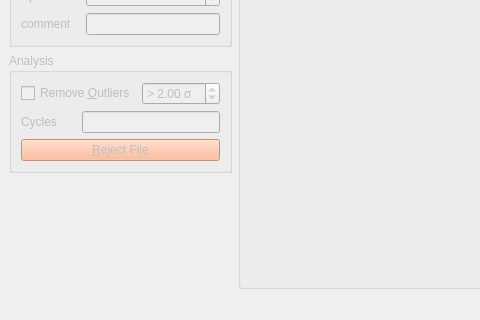
Before: the Qt Designer form TorqueAnalyzer/ui_mainwindow.ui in MarinManuel/TorqueMeter, drawn with Qt 5; both pictures show x 0 to 480 and y 291 to 611 of the 800 by 611 pixel window.
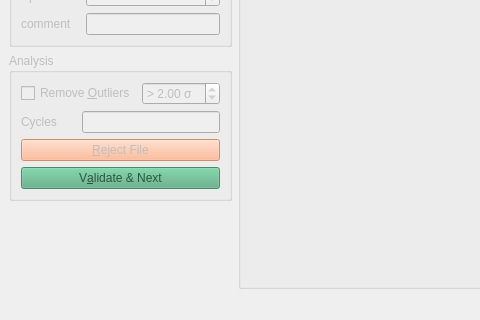
After: the same form once the commit is applied. Icons and pictures are not drawn.

Commit message: added validation button

```diff
--- a/TorqueAnalyzer/ui_mainwindow.ui
+++ b/TorqueAnalyzer/ui_mainwindow.ui
@@ -205,6 +205,13 @@
           <string>Analysis</string>
          </property>
          <layout class="QGridLayout" name="gridLayout_2">
+          <item row="1" column="1" colspan="2">
+           <widget class="QLineEdit" name="cyclesToKeepEdit">
+            <property name="readOnly">
+             <bool>true</bool>
+            </property>
+           </widget>
+          </item>
           <item row="1" column="0">
            <widget class="QLabel" name="label_9">
             <property name="text">
@@ -222,32 +229,6 @@
             </property>
            </widget>
           </item>
-          <item row="1" column="1" colspan="2">
-           <widget class="QLineEdit" name="cyclesToKeepEdit">
-            <property name="readOnly">
-             <bool>true</bool>
-            </property>
-           </widget>
-          </item>
-          <item row="0" column="2">
-           <widget class="QDoubleSpinBox" name="outlierThresholdSpinBox">
-            <property name="enabled">
-             <bool>false</bool>
-            </property>
-            <property name="prefix">
-             <string>&gt; </string>
-            </property>
-            <property name="suffix">
-             <string> σ</string>
-            </property>
-            <property name="decimals">
-             <number>2</number>
-            </property>
-            <property name="value">
-             <double>2.000000000000000</double>
-            </property>
-           </widget>
-          </item>
           <item row="2" column="0" colspan="3">
            <widget class="QPushButton" name="rejectFileButton">
             <property name="styleSheet">
@@ -271,6 +252,504 @@
             </property>
            </widget>
           </item>
+          <item row="0" column="2">
+           <widget class="QDoubleSpinBox" name="outlierThresholdSpinBox">
+            <property name="enabled">
+             <bool>false</bool>
+            </property>
+            <property name="prefix">
+             <string>&gt; </string>
+            </property>
+            <property name="suffix">
+             <string> σ</string>
+            </property>
+            <property name="decimals">
+             <number>2</number>
+            </property>
+            <property name="value">
+             <double>2.000000000000000</double>
+            </property>
+           </widget>
+          </item>
+          <item row="3" column="0" colspan="3">
+           <widget class="QPushButton" name="validateButton">
+            <property name="enabled">
+             <bool>false</bool>
+            </property>
+            <property name="palette">
+             <palette>
+              <active>
+               <colorrole role="WindowText">
+                <brush brushstyle="SolidPattern">
+                 <color alpha="255">
+                  <red>0</red>
+                  <green>0</green>
+                  <blue>0</blue>
+                 </color>
+                </brush>
+               </colorrole>
+               <colorrole role="Button">
+                <brush brushstyle="SolidPattern">
+                 <color alpha="255">
+                  <red>85</red>
+                  <green>170</green>
+                  <blue>127</blue>
+                 </color>
+                </brush>
+               </colorrole>
+               <colorrole role="Light">
+                <brush brushstyle="SolidPattern">
+                 <color alpha="255">
+                  <red>127</red>
+                  <green>255</green>
+                  <blue>191</blue>
+                 </color>
+                </brush>
+               </colorrole>
+               <colorrole role="Midlight">
+                <brush brushstyle="SolidPattern">
+                 <color alpha="255">
+                  <red>106</red>
+                  <green>212</green>
+                  <blue>159</blue>
+                 </color>
+                </brush>
+               </colorrole>
+               <colorrole role="Dark">
+                <brush brushstyle="SolidPattern">
+                 <color alpha="255">
+                  <red>42</red>
+                  <green>85</green>
+                  <blue>64</blue>
+                 </color>
+                </brush>
+               </colorrole>
+               <colorrole role="Mid">
+                <brush brushstyle="SolidPattern">
+                 <color alpha="255">
+                  <red>57</red>
+                  <green>113</green>
+                  <blue>85</blue>
+                 </color>
+                </brush>
+               </colorrole>
+               <colorrole role="Text">
+                <brush brushstyle="SolidPattern">
+                 <color alpha="255">
+                  <red>0</red>
+                  <green>0</green>
+                  <blue>0</blue>
+                 </color>
+                </brush>
+               </colorrole>
+               <colorrole role="BrightText">
+                <brush brushstyle="SolidPattern">
+                 <color alpha="255">
+                  <red>255</red>
+                  <green>255</green>
+                  <blue>255</blue>
+                 </color>
+                </brush>
+               </colorrole>
+               <colorrole role="ButtonText">
+                <brush brushstyle="SolidPattern">
+                 <color alpha="255">
+                  <red>0</red>
+                  <green>0</green>
+                  <blue>0</blue>
+                 </color>
+                </brush>
+               </colorrole>
+               <colorrole role="Base">
+                <brush brushstyle="SolidPattern">
+                 <color alpha="255">
+                  <red>255</red>
+                  <green>255</green>
+                  <blue>255</blue>
+                 </color>
+                </brush>
+               </colorrole>
+               <colorrole role="Window">
+                <brush brushstyle="SolidPattern">
+                 <color alpha="255">
+                  <red>85</red>
+                  <green>170</green>
+                  <blue>127</blue>
+                 </color>
+                </brush>
+               </colorrole>
+               <colorrole role="Shadow">
+                <brush brushstyle="SolidPattern">
+                 <color alpha="255">
+                  <red>0</red>
+                  <green>0</green>
+                  <blue>0</blue>
+                 </color>
+                </brush>
+               </colorrole>
+               <colorrole role="AlternateBase">
+                <brush brushstyle="SolidPattern">
+                 <color alpha="255">
+                  <red>170</red>
+                  <green>212</green>
+                  <blue>191</blue>
+                 </color>
+                </brush>
+               </colorrole>
+               <colorrole role="ToolTipBase">
+                <brush brushstyle="SolidPattern">
+                 <color alpha="255">
+                  <red>255</red>
+                  <green>255</green>
+                  <blue>220</blue>
+                 </color>
+                </brush>
+               </colorrole>
+               <colorrole role="ToolTipText">
+                <brush brushstyle="SolidPattern">
+                 <color alpha="255">
+                  <red>0</red>
+                  <green>0</green>
+                  <blue>0</blue>
+                 </color>
+                </brush>
+               </colorrole>
+               <colorrole role="PlaceholderText">
+                <brush brushstyle="SolidPattern">
+                 <color alpha="127">
+                  <red>0</red>
+                  <green>0</green>
+                  <blue>0</blue>
+                 </color>
+                </brush>
+               </colorrole>
+               <colorrole role="Accent">
+                <brush brushstyle="SolidPattern">
+                 <color alpha="255">
+                  <red>255</red>
+                  <green>255</green>
+                  <blue>255</blue>
+                 </color>
+                </brush>
+               </colorrole>
+              </active>
+              <inactive>
+               <colorrole role="WindowText">
+                <brush brushstyle="SolidPattern">
+                 <color alpha="255">
+                  <red>0</red>
+                  <green>0</green>
+                  <blue>0</blue>
+                 </color>
+                </brush>
+               </colorrole>
+               <colorrole role="Button">
+                <brush brushstyle="SolidPattern">
+                 <color alpha="255">
+                  <red>85</red>
+                  <green>170</green>
+                  <blue>127</blue>
+                 </color>
+                </brush>
+               </colorrole>
+               <colorrole role="Light">
+                <brush brushstyle="SolidPattern">
+                 <color alpha="255">
+                  <red>127</red>
+                  <green>255</green>
+                  <blue>191</blue>
+                 </color>
+                </brush>
+               </colorrole>
+               <colorrole role="Midlight">
+                <brush brushstyle="SolidPattern">
+                 <color alpha="255">
+                  <red>106</red>
+                  <green>212</green>
+                  <blue>159</blue>
+                 </color>
+                </brush>
+               </colorrole>
+               <colorrole role="Dark">
+                <brush brushstyle="SolidPattern">
+                 <color alpha="255">
+                  <red>42</red>
+                  <green>85</green>
+                  <blue>64</blue>
+                 </color>
+                </brush>
+               </colorrole>
+               <colorrole role="Mid">
+                <brush brushstyle="SolidPattern">
+                 <color alpha="255">
+                  <red>57</red>
+                  <green>113</green>
+                  <blue>85</blue>
+                 </color>
+                </brush>
+               </colorrole>
+               <colorrole role="Text">
+                <brush brushstyle="SolidPattern">
+                 <color alpha="255">
+                  <red>0</red>
+                  <green>0</green>
+                  <blue>0</blue>
+                 </color>
+                </brush>
+               </colorrole>
+               <colorrole role="BrightText">
+                <brush brushstyle="SolidPattern">
+                 <color alpha="255">
+                  <red>255</red>
+                  <green>255</green>
+                  <blue>255</blue>
+                 </color>
+                </brush>
+               </colorrole>
+               <colorrole role="ButtonText">
+                <brush brushstyle="SolidPattern">
+                 <color alpha="255">
+                  <red>0</red>
+                  <green>0</green>
+                  <blue>0</blue>
+                 </color>
+                </brush>
+               </colorrole>
+               <colorrole role="Base">
+                <brush brushstyle="SolidPattern">
+                 <color alpha="255">
+                  <red>255</red>
+                  <green>255</green>
+                  <blue>255</blue>
+                 </color>
+                </brush>
+               </colorrole>
+               <colorrole role="Window">
+                <brush brushstyle="SolidPattern">
+                 <color alpha="255">
+                  <red>85</red>
+                  <green>170</green>
+                  <blue>127</blue>
+                 </color>
+                </brush>
+               </colorrole>
+               <colorrole role="Shadow">
+                <brush brushstyle="SolidPattern">
+                 <color alpha="255">
+                  <red>0</red>
+                  <green>0</green>
+                  <blue>0</blue>
+                 </color>
+                </brush>
+               </colorrole>
+               <colorrole role="AlternateBase">
+                <brush brushstyle="SolidPattern">
+                 <color alpha="255">
+                  <red>170</red>
+                  <green>212</green>
+                  <blue>191</blue>
+                 </color>
+                </brush>
+               </colorrole>
+               <colorrole role="ToolTipBase">
+                <brush brushstyle="SolidPattern">
+                 <color alpha="255">
+                  <red>255</red>
+                  <green>255</green>
+                  <blue>220</blue>
+                 </color>
+                </brush>
+               </colorrole>
+               <colorrole role="ToolTipText">
+                <brush brushstyle="SolidPattern">
+                 <color alpha="255">
+                  <red>0</red>
+                  <green>0</green>
+                  <blue>0</blue>
+                 </color>
+                </brush>
+               </colorrole>
+               <colorrole role="PlaceholderText">
+                <brush brushstyle="SolidPattern">
+                 <color alpha="127">
+                  <red>0</red>
+                  <green>0</green>
+                  <blue>0</blue>
+                 </color>
+                </brush>
+               </colorrole>
+               <colorrole role="Accent">
+                <brush brushstyle="SolidPattern">
+                 <color alpha="255">
+                  <red>255</red>
+                  <green>255</green>
+                  <blue>255</blue>
+                 </color>
+                </brush>
+               </colorrole>
+              </inactive>
+              <disabled>
+               <colorrole role="WindowText">
+                <brush brushstyle="SolidPattern">
+                 <color alpha="255">
+                  <red>42</red>
+                  <green>85</green>
+                  <blue>64</blue>
+                 </color>
+                </brush>
+               </colorrole>
+               <colorrole role="Button">
+                <brush brushstyle="SolidPattern">
+                 <color alpha="255">
+                  <red>85</red>
+                  <green>170</green>
+                  <blue>127</blue>
+                 </color>
+                </brush>
+               </colorrole>
+               <colorrole role="Light">
+                <brush brushstyle="SolidPattern">
+                 <color alpha="255">
+                  <red>127</red>
+                  <green>255</green>
+                  <blue>191</blue>
+                 </color>
+                </brush>
+               </colorrole>
+               <colorrole role="Midlight">
+                <brush brushstyle="SolidPattern">
+                 <color alpha="255">
+                  <red>106</red>
+                  <green>212</green>
+                  <blue>159</blue>
+                 </color>
+                </brush>
+               </colorrole>
+               <colorrole role="Dark">
+                <brush brushstyle="SolidPattern">
+                 <color alpha="255">
+                  <red>42</red>
+                  <green>85</green>
+                  <blue>64</blue>
+                 </color>
+                </brush>
+               </colorrole>
+               <colorrole role="Mid">
+                <brush brushstyle="SolidPattern">
+                 <color alpha="255">
+                  <red>57</red>
+                  <green>113</green>
+                  <blue>85</blue>
+                 </color>
+                </brush>
+               </colorrole>
+               <colorrole role="Text">
+                <brush brushstyle="SolidPattern">
+                 <color alpha="255">
+                  <red>42</red>
+                  <green>85</green>
+                  <blue>64</blue>
+                 </color>
+                </brush>
+               </colorrole>
+               <colorrole role="BrightText">
+                <brush brushstyle="SolidPattern">
+                 <color alpha="255">
+                  <red>255</red>
+                  <green>255</green>
+                  <blue>255</blue>
+                 </color>
+                </brush>
+               </colorrole>
+               <colorrole role="ButtonText">
+                <brush brushstyle="SolidPattern">
+                 <color alpha="255">
+                  <red>42</red>
+                  <green>85</green>
+                  <blue>64</blue>
+                 </color>
+                </brush>
+               </colorrole>
+               <colorrole role="Base">
+                <brush brushstyle="SolidPattern">
+                 <color alpha="255">
+                  <red>85</red>
+                  <green>170</green>
+                  <blue>127</blue>
+                 </color>
+                </brush>
+               </colorrole>
+               <colorrole role="Window">
+                <brush brushstyle="SolidPattern">
+                 <color alpha="255">
+                  <red>85</red>
+                  <green>170</green>
+                  <blue>127</blue>
+                 </color>
+                </brush>
+               </colorrole>
+               <colorrole role="Shadow">
+                <brush brushstyle="SolidPattern">
+                 <color alpha="255">
+                  <red>0</red>
+                  <green>0</green>
+                  <blue>0</blue>
+                 </color>
+                </brush>
+               </colorrole>
+               <colorrole role="AlternateBase">
+                <brush brushstyle="SolidPattern">
+                 <color alpha="255">
+                  <red>85</red>
+                  <green>170</green>
+                  <blue>127</blue>
+                 </color>
+                </brush>
+               </colorrole>
+               <colorrole role="ToolTipBase">
+                <brush brushstyle="SolidPattern">
+                 <color alpha="255">
+                  <red>255</red>
+                  <green>255</green>
+                  <blue>220</blue>
+                 </color>
+                </brush>
+               </colorrole>
+               <colorrole role="ToolTipText">
+                <brush brushstyle="SolidPattern">
+                 <color alpha="255">
+                  <red>0</red>
+                  <green>0</green>
+                  <blue>0</blue>
+                 </color>
+                </brush>
+               </colorrole>
+               <colorrole role="PlaceholderText">
+                <brush brushstyle="SolidPattern">
+                 <color alpha="127">
+                  <red>42</red>
+                  <green>85</green>
+                  <blue>64</blue>
+                 </color>
+                </brush>
+               </colorrole>
+               <colorrole role="Accent">
+                <brush brushstyle="SolidPattern">
+                 <color alpha="255">
+                  <red>110</red>
+                  <green>221</green>
+                  <blue>165</blue>
+                 </color>
+                </brush>
+               </colorrole>
+              </disabled>
+             </palette>
+            </property>
+            <property name="text">
+             <string>V&amp;alidate &amp;&amp; Next</string>
+            </property>
+           </widget>
+          </item>
          </layout>
         </widget>
        </item>
```
Left out of the diff: 3 changed lines with no effect on the pictures. The commit also changes 3 other files.
